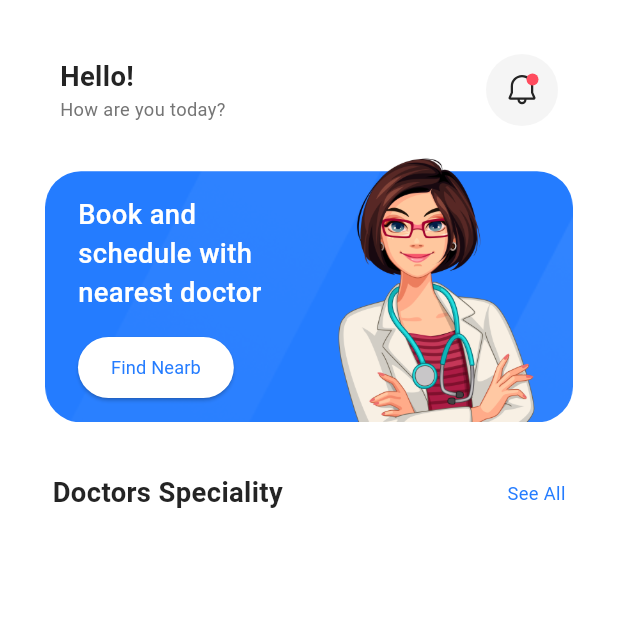
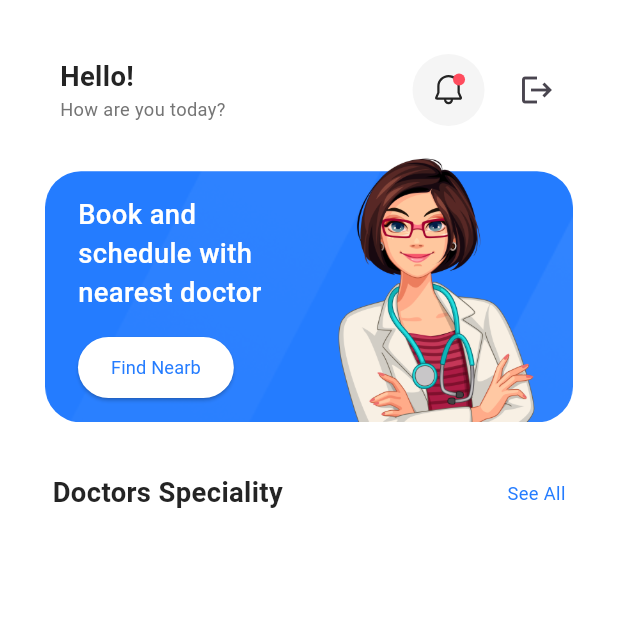
Before and after one commit to hamzabdo167-ctrl/flutter_advanced_course, a Flutter app: the HomeScreen screen opened by its route, on a phone screen of 412 x 824 dp, the top half of it. Run offline on Flutter 3.47's test engine with Material 3 defaults, Android fonts, the phone set to English and light mode, and no system bars; our stand-ins replace dio, firebase_core, flutter_bloc, flutter_screenutil, flutter_secure_storage, flutter_svg and 6 more; accounts and stored records are empty; generated files the repository leaves out were written again; network calls fail.

Commit message:
- end the application with an error message. - added a logout button to the home top bar that calls the logout function when pressed.

```diff
--- a/lib/features/home/ui/widgets/home_top_bar.dart
+++ b/lib/features/home/ui/widgets/home_top_bar.dart
@@ -1,5 +1,7 @@
 import 'package:flutter/material.dart';
 import 'package:flutter_svg/svg.dart';
+import 'package:my_new_app/core/helpers/logout_helper.dart';
+import 'package:my_new_app/core/helpers/spacing.dart';
 import 'package:my_new_app/core/theming/colors.dart';
 import 'package:my_new_app/core/theming/styles.dart';
 
@@ -9,7 +11,12 @@ class HomeTopBar extends StatelessWidget {
   @override
   Widget build(BuildContext context) {
     return Padding(
-      padding: const EdgeInsets.symmetric(horizontal: 20.0, vertical: 20.0),
+      padding: const EdgeInsets.only(
+        left: 20.0,
+        right: 10.0,
+        top: 20.0,
+        bottom: 20.0,
+      ),
       child: Row(
         children: [
           Column(
@@ -19,11 +26,16 @@ class HomeTopBar extends StatelessWidget {
               Text('How are you today?', style: TextStyles.font12GrayRegular),
             ],
           ),
-          const Spacer(),
+          Spacer(),
           CircleAvatar(
             radius: 24.0,
             backgroundColor: ColorsManager.moreLighterGray,
             child: SvgPicture.asset('assets/svgs/notification.svg'),
+          ),
+          horizontalSpace(10),
+          IconButton(
+            icon: const Icon(Icons.logout),
+            onPressed: () => logout(context),
           ),
         ],
       ),
```
Also changed, not shown: lib/core/helpers/logout_helper.dart (added, +14 -0 lines), lib/core/networking/api_errro_handler.dart (+24 -0 lines).
